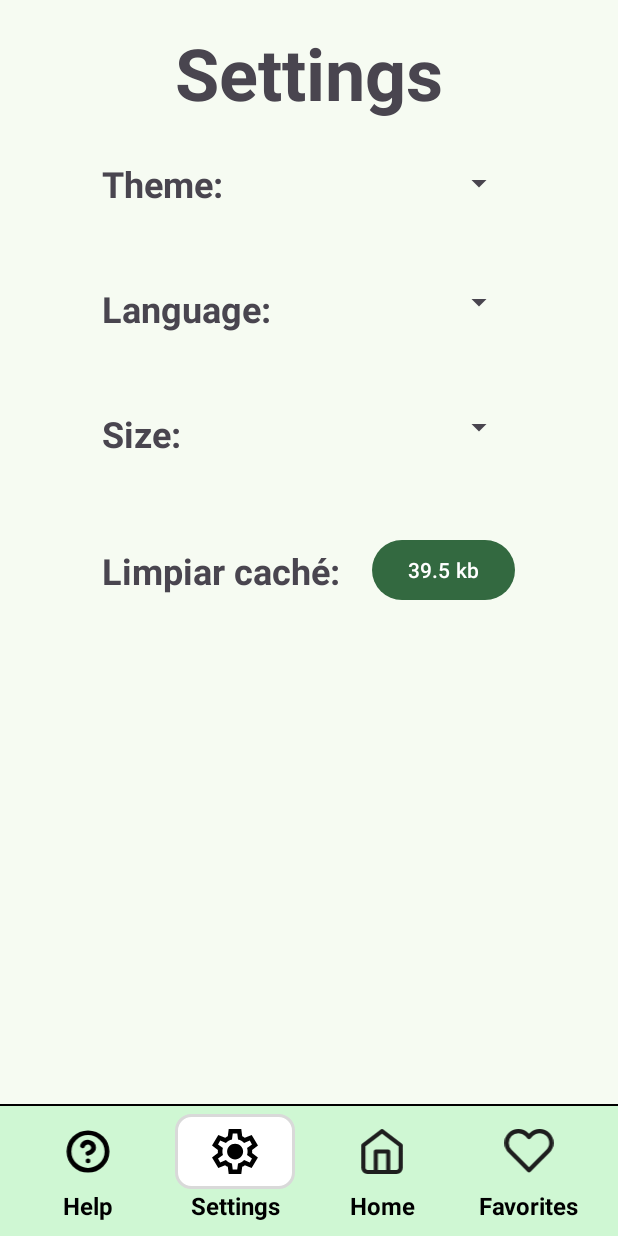
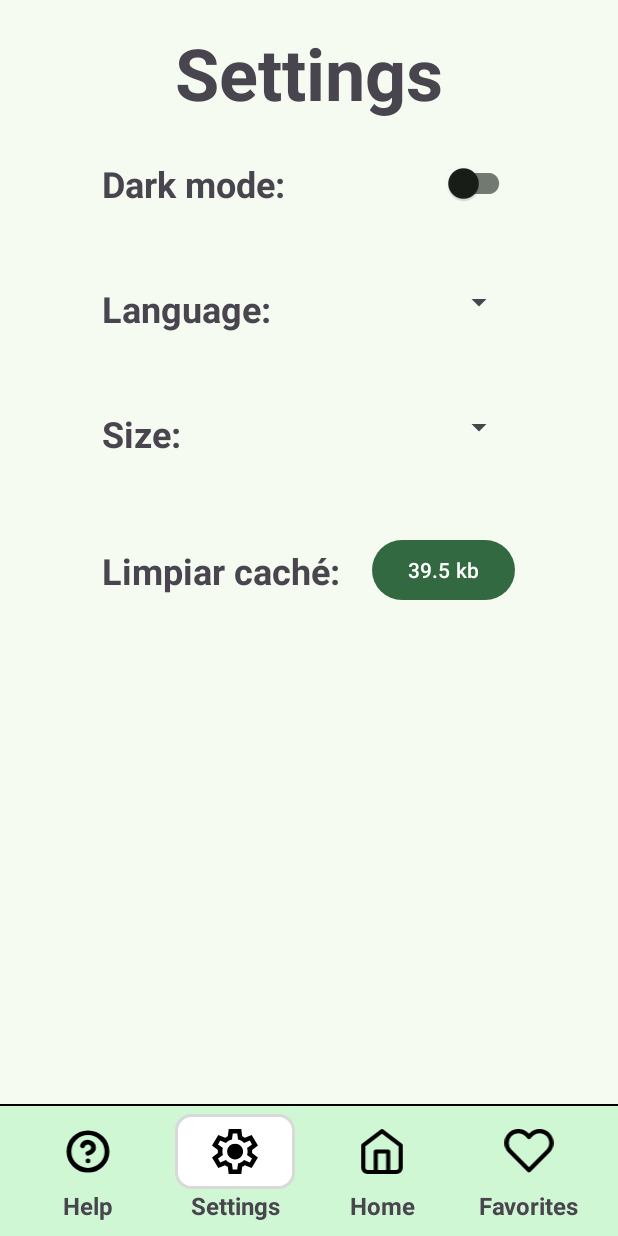
Before and after one commit to IJloayza/lookSpot, an Android app: the Settings screen opened directly, with no data from a screen before it, on a phone screen of 412 x 824 dp. Run offline under Robolectric (Android 15) with nearby library versions, the light colour scheme and no system bars.

Commit message:
Added dark mode base colors

```diff
--- a/app/src/main/res/drawable/ic_out.xml
+++ b/app/src/main/res/drawable/ic_out.xml
@@ -5,5 +5,5 @@
     android:viewportHeight="960">
   <path
       android:pathData="M200,840q-33,0 -56.5,-23.5T120,760v-560q0,-33 23.5,-56.5T200,120h280v80L200,200v560h280v80L200,840ZM640,680 L585,622 687,520L360,520v-80h327L585,338l55,-58 200,200 -200,200Z"
-      android:fillColor="#000000"/>
+      android:fillColor="@color/fg_icon"/>
 </vector>
--- a/app/src/main/res/drawable/rounded_layout.xml
+++ b/app/src/main/res/drawable/rounded_layout.xml
@@ -6,7 +6,7 @@
             <stroke
                 android:width="2dp"
                 android:color="#B0B0B0" /> <!-- Borde gris -->
-            <solid android:color="#FFFFFF" /> <!-- Fondo blanco (opcional) -->
+            <solid android:color="@color/spotiBackground" /> <!-- Fondo blanco (opcional) -->
         </shape>
     </item>
 </layer-list>
--- a/app/src/main/res/layout/activity_settings.xml
+++ b/app/src/main/res/layout/activity_settings.xml
@@ -36,13 +36,13 @@
                 android:id="@+id/themePick"
                 android:layout_width="wrap_content"
                 android:layout_height="wrap_content"
-                android:text="Theme:"
+                android:text="Dark mode:"
                 android:textSize="24dp"
                 android:textStyle="bold"
                 app:layout_constraintTop_toTopOf="parent"
                 app:layout_constraintStart_toStartOf="parent"/>
-            <Spinner
-                android:id="@+id/themes"
+            <androidx.appcompat.widget.SwitchCompat
+                android:id="@+id/themeMode"
                 android:layout_width="wrap_content"
                 android:layout_height="32dp"
                 app:layout_constraintTop_toTopOf="parent"
--- a/app/src/main/res/layout/fragment_help_skip.xml
+++ b/app/src/main/res/layout/fragment_help_skip.xml
@@ -1,5 +1,6 @@
 <?xml version="1.0" encoding="utf-8"?>
 <FrameLayout xmlns:android="http://schemas.android.com/apk/res/android"
+    xmlns:app="http://schemas.android.com/apk/res-auto"
     xmlns:tools="http://schemas.android.com/tools"
     android:layout_width="match_parent"
     android:layout_height="match_parent"
@@ -11,6 +12,7 @@
         android:layout_height="wrap_content"
         android:orientation="horizontal"
         android:gravity="center">
+
         <ImageButton
             android:layout_width="50dp"
             android:layout_height="50dp"
@@ -19,12 +21,12 @@
             android:src="@drawable/ic_help_skip"
             android:scaleType="fitCenter"
             android:clickable="false"
+            app:tint="@color/fg_icon"
             tools:ignore="SpeakableTextPresentCheck" />
             <TextView
                 android:layout_width="wrap_content"
                 android:layout_height="wrap_content"
                 android:text="@string/skip"
-                android:textColor="#000000"
                 android:textStyle="bold"
                 android:textSize="24sp" />
         </LinearLayout>
--- a/app/src/main/res/layout/fragment_menu.xml
+++ b/app/src/main/res/layout/fragment_menu.xml
@@ -1,5 +1,6 @@
 <?xml version="1.0" encoding="utf-8"?>
 <FrameLayout xmlns:android="http://schemas.android.com/apk/res/android"
+    xmlns:app="http://schemas.android.com/apk/res-auto"
     xmlns:tools="http://schemas.android.com/tools"
     android:layout_width="match_parent"
     android:layout_height="match_parent"
@@ -24,7 +25,7 @@
             android:orientation="horizontal"
             android:paddingVertical="5dp"
             android:paddingHorizontal="10dp"
-            android:background="#CFF7D3"
+            android:background="@color/menu_bg"
             android:minHeight="40dp">
 
             <LinearLayout
@@ -44,6 +45,7 @@
                     android:padding="10dp"
                     android:scaleType="fitCenter"
                     android:src="@drawable/ic_help"
+                    app:tint="@color/fg_icon"
                     tools:ignore="SpeakableTextPresentCheck" />
 
 
@@ -52,7 +54,6 @@
                     android:layout_height="wrap_content"
                     android:layout_marginBottom="4dp"
                     android:text="Help"
-                    android:textColor="#000000"
                     android:textSize="16sp"
                     android:textStyle="bold" />
             </LinearLayout>
@@ -74,6 +75,7 @@
                     android:padding="10dp"
                     android:scaleType="fitCenter"
                     android:src="@drawable/ic_settings"
+                    app:tint="@color/fg_icon"
                     tools:ignore="SpeakableTextPresentCheck" />
 
                 <TextView
@@ -81,7 +83,6 @@
                     android:layout_height="wrap_content"
                     android:layout_marginBottom="4dp"
                     android:text="Settings"
-                    android:textColor="#000000"
                     android:textSize="16sp"
                     android:textStyle="bold" />
             </LinearLayout>
@@ -103,6 +104,7 @@
                     android:padding="10dp"
                     android:scaleType="fitCenter"
                     android:src="@drawable/ic_home"
+                    app:tint="@color/fg_icon"
                     tools:ignore="SpeakableTextPresentCheck" />
 
                 <TextView
@@ -110,7 +112,6 @@
                     android:layout_height="wrap_content"
                     android:layout_marginBottom="4dp"
                     android:text="Home"
-                    android:textColor="#000000"
                     android:textSize="16sp"
                     android:textStyle="bold" />
             </LinearLayout>
@@ -132,6 +133,7 @@
                     android:padding="10dp"
                     android:scaleType="fitCenter"
                     android:src="@drawable/ic_favorite"
+                    app:tint="@color/fg_icon"
                     tools:ignore="SpeakableTextPresentCheck" />
 
                 <TextView
@@ -139,7 +141,6 @@
                     android:layout_height="wrap_content"
                     android:layout_marginBottom="4dp"
                     android:text="Favorites"
-                    android:textColor="#000000"
                     android:textSize="16sp"
                     android:textStyle="bold" />
             </LinearLayout>
--- a/app/src/main/res/values-night/colors.xml
+++ b/app/src/main/res/values-night/colors.xml
@@ -1,4 +1,6 @@
 <resources>
+    <color name="menu_bg">#4E4E4E</color>
+    <color name="fg_icon">#ffffff</color>
     <color name="md_theme_primary">#9AD4A2</color>
     <color name="md_theme_onPrimary">#003917</color>
     <color name="md_theme_primaryContainer">#19512A</color>
--- a/app/src/main/res/values-night/themes.xml
+++ b/app/src/main/res/values-night/themes.xml
@@ -1,5 +1,6 @@
 <resources>
-    <style name="AppTheme" parent="Theme.Material3.Dark.NoActionBar">
+    <style name="Theme.LookSpot" parent="Theme.Material3.Dark.NoActionBar">
+        <item name="android:textColor">#ffffff</item>
         <item name="colorPrimary">@color/md_theme_primary</item>
         <item name="colorOnPrimary">@color/md_theme_onPrimary</item>
         <item name="colorPrimaryContainer">@color/md_theme_primaryContainer</item>
--- a/app/src/main/res/values/colors.xml
+++ b/app/src/main/res/values/colors.xml
@@ -1,5 +1,7 @@
 <?xml version="1.0" encoding="utf-8"?>
 <resources>
+    <color name="menu_bg">#CFF7D3</color>
+    <color name="fg_icon">#000000</color>
     <color name="md_theme_primary">#336940</color>
     <color name="md_theme_onPrimary">#FFFFFF</color>
     <color name="md_theme_primaryContainer">#B5F1BD</color>
--- a/app/src/main/res/values/themes.xml
+++ b/app/src/main/res/values/themes.xml
@@ -1,5 +1,4 @@
 <resources>
-
     <style name="Theme.LookSpot" parent="Theme.Material3.Light.NoActionBar">
         <item name="colorPrimary">@color/md_theme_primary</item>
         <item name="colorOnPrimary">@color/md_theme_onPrimary</item>
```
Lines whose indentation alone changed are shown as unchanged.
